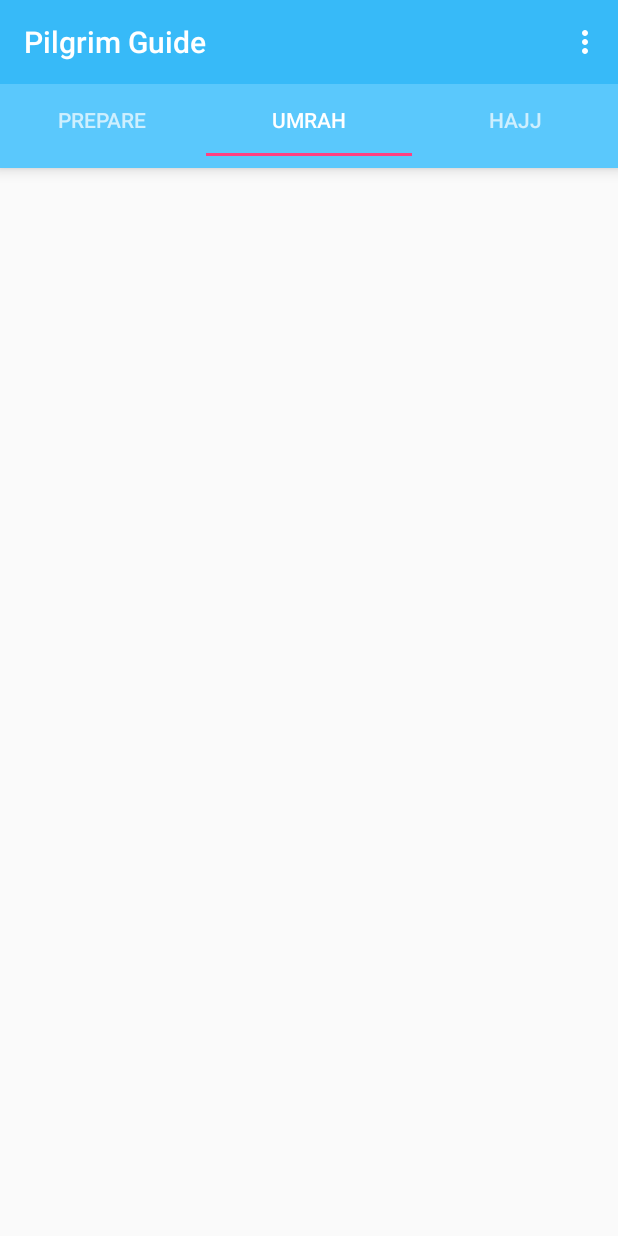
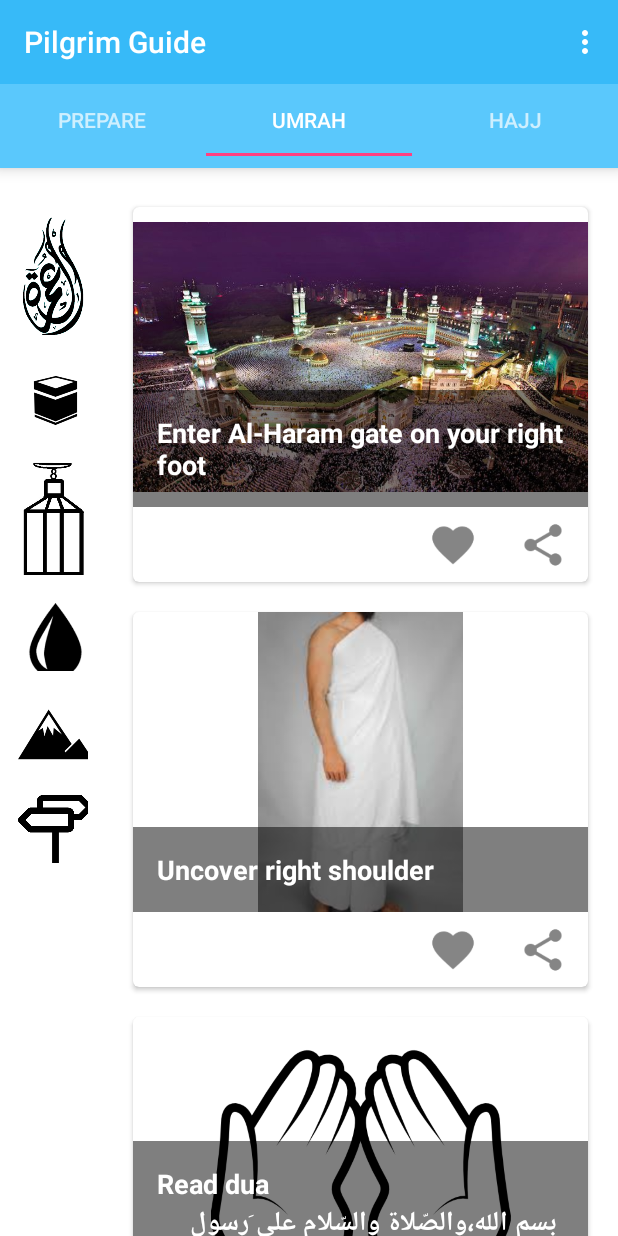
Before and after one commit to maha15/HajjGuide, an Android app: the screen it shows after launch (MainActivity), tab 2 chosen, on a phone screen of 412 x 824 dp. Run offline under Robolectric (Android 15) with nearby library versions, the phone set to English and light mode, and no system bars.

Commit message:
files are added

```diff
--- a/app/src/main/java/com/example/maheen/projectsmd/Umrah.java
+++ b/app/src/main/java/com/example/maheen/projectsmd/Umrah.java
@@ -1,41 +1,277 @@
 package com.example.maheen.projectsmd;
 
+import android.content.ContentResolver;
 import android.content.Context;
+import android.content.Intent;
 import android.net.Uri;
 import android.os.Bundle;
+import android.support.annotation.Nullable;
 import android.support.v4.app.Fragment;
+import android.support.v7.widget.LinearLayoutManager;
+import android.support.v7.widget.RecyclerView;
 import android.view.LayoutInflater;
 import android.view.View;
 import android.view.ViewGroup;
+import android.widget.ImageButton;
+import android.widget.ImageView;
+import android.widget.TextView;
+import android.widget.Toast;
 
+import java.util.ArrayList;
 
 
 public class Umrah extends Fragment {
+    ArrayList<EssentialItem> listitems = new ArrayList<>();
+    RecyclerView MyRecyclerView;
+    RecyclerView RecyclerViewleftmenue;
 
+    // TODO: Populate these from DB
+
+    String EssentialItemDescription[] = {"Enter Al-Haram gate on your right foot  ","Uncover right shoulder","Read dua \n بِسم الله،والصّلاة والسّلام على َرسول الله،الّلهُم افتَح لي أبوابَ رَحْمَتِك.","Start each round while touching our raising hands towards Hajr-e-aswad"};
+    int  Images[] = {R.drawable.masjidalharam,R.drawable.uncoverrightshoulder,R.drawable.intention,R.drawable.hajreaswad1};
+
+    int  Imagesleftmenue[] = {R.drawable.finalumrah,R.drawable.kaba,R.drawable.ibrahimi,R.drawable.zamzam1,R.drawable.saee,R.drawable.dos};
+
+    @Override
+    public void onCreate(@Nullable Bundle savedInstanceState) {
+        super.onCreate(savedInstanceState);
+        initializeList();
+    }
 
 
     @Override
     public View onCreateView(LayoutInflater inflater, ViewGroup container,
                              Bundle savedInstanceState) {
         // Inflate the layout for this fragment
-        return inflater.inflate(R.layout.fragment_umrah, container, false);
+
+        View view = inflater.inflate(R.layout.fragment_umrah, container, false);
+
+        MyRecyclerView = (RecyclerView) view.findViewById(R.id.cardView);
+        MyRecyclerView.setHasFixedSize(true);
+        LinearLayoutManager MyLayoutManager = new LinearLayoutManager(getActivity());
+        MyLayoutManager.setOrientation(LinearLayoutManager.VERTICAL);
+
+        if (listitems.size() > 0 & MyRecyclerView != null) {
+            MyRecyclerView.setAdapter(new MyAdapter(listitems));
+        }
+        MyRecyclerView.setLayoutManager(MyLayoutManager);
+
+
+        // left menue
+
+        RecyclerViewleftmenue = (RecyclerView) view.findViewById(R.id.leftmenue_rv);
+        RecyclerViewleftmenue.setHasFixedSize(true);
+        LinearLayoutManager MyLayoutManager2 = new LinearLayoutManager(getActivity());
+        MyLayoutManager2.setOrientation(LinearLayoutManager.VERTICAL);
+        if (listitems.size() > 0 & RecyclerViewleftmenue != null) {
+            RecyclerViewleftmenue.setAdapter(new MyAdapter2(Imagesleftmenue));
+        }
+        RecyclerViewleftmenue.setLayoutManager(MyLayoutManager2);
+
+        return view;
     }
 
 
 
 
-    /**
-     * This interface must be implemented by activities that contain this
-     * fragment to allow an interaction in this fragment to be communicated
-     * to the activity and potentially other fragments contained in that
-     * activity.
-     * <p>
-     * See the Android Training lesson <a href=
-     * "http://developer.android.com/training/basics/fragments/communicating.html"
-     * >Communicating with Other Fragments</a> for more information.
-     */
+
+    @Override
+    public void onActivityCreated(Bundle savedInstanceState) {
+        super.onActivityCreated(savedInstanceState);
+
+    }
+
     public interface OnFragmentInteractionListener {
-        // TODO: Update argument type and name
-        void onFragmentInteraction(Uri uri);
+    }
+
+    public class MyAdapter extends RecyclerView.Adapter<MyViewHolder> {
+        private ArrayList<EssentialItem> list;
+
+        public MyAdapter(ArrayList<EssentialItem> Data) {
+            list = Data;
+        }
+
+        @Override
+        public MyViewHolder onCreateViewHolder(ViewGroup parent, int viewType) {
+            // create a new view
+            View view = LayoutInflater.from(parent.getContext())
+                    .inflate(R.layout.recycle_items, parent, false);
+            MyViewHolder holder = new MyViewHolder(view);
+            return holder;
+        }
+
+        @Override
+        public void onBindViewHolder(MyViewHolder holder, int position) {
+
+            holder.titleTextView.setText(list.get(position).getCardName());
+            holder.coverImageView.setImageResource(list.get(position).getImageResourceId());
+            holder.coverImageView.setTag(list.get(position).getImageResourceId());
+            holder.likeImageView.setTag(R.drawable.ic_like);
+
+        }
+
+
+        @Override
+        public int getItemCount() {
+            return list.size();
+        }
+    }
+
+
+
+
+
+    public class MyAdapter2 extends RecyclerView.Adapter<MenueViewHolder> {
+        private int list[];
+
+        public MyAdapter2(int Data[]) {
+            list = Data;
+        }
+
+        @Override
+        public MenueViewHolder onCreateViewHolder(ViewGroup parent,int viewType) {
+            // create a new view
+            View view = LayoutInflater.from(parent.getContext())
+                    .inflate(R.layout.leftmenu_recycle_items, parent, false);
+            MenueViewHolder holder = new MenueViewHolder(view);
+            return holder;
+        }
+
+        @Override
+        public void onBindViewHolder(final MenueViewHolder holder, int position) {
+
+            holder.buttonImage.setImageResource(list[position]);
+
+
+        }
+
+        @Override
+        public int getItemCount() {
+            return list.length;
+        }
+    }
+
+
+
+
+    public class MenueViewHolder extends RecyclerView.ViewHolder {
+
+        public ImageView buttonImage;
+
+
+        public MenueViewHolder(View v) {
+            super(v);
+            buttonImage = (ImageButton) v.findViewById(R.id.iconButton);
+            buttonImage.setOnClickListener(new View.OnClickListener() {
+                @Override
+                public void onClick(View v) {
+
+                    Toast.makeText(getActivity(),R.id.iconButton +" clicked",Toast.LENGTH_SHORT).show();
+
+
+
+                }
+            });
+
+
+
+        }
+    }
+
+
+
+
+
+
+
+
+
+
+
+    public class MyViewHolder extends RecyclerView.ViewHolder {
+
+        public TextView titleTextView;
+        public ImageView coverImageView;
+        public ImageView likeImageView;
+        public ImageView shareImageView;
+
+        public MyViewHolder(View v) {
+            super(v);
+            titleTextView = (TextView) v.findViewById(R.id.titleTextView);
+            coverImageView = (ImageView) v.findViewById(R.id.coverImageView);
+            likeImageView = (ImageView) v.findViewById(R.id.likeImageView);
+            shareImageView = (ImageView) v.findViewById(R.id.shareImageView);
+            likeImageView.setOnClickListener(new View.OnClickListener() {
+                @Override
+                public void onClick(View v) {
+
+
+                    int id = (int)likeImageView.getTag();
+                    if( id == R.drawable.ic_like){
+
+                        likeImageView.setTag(R.drawable.ic_liked);
+                        likeImageView.setImageResource(R.drawable.ic_liked);
+
+                        Toast.makeText(getActivity(),titleTextView.getText()+" added to favourites",Toast.LENGTH_SHORT).show();
+
+                    }else{
+
+                        likeImageView.setTag(R.drawable.ic_like);
+                        likeImageView.setImageResource(R.drawable.ic_like);
+                        Toast.makeText(getActivity(),titleTextView.getText()+" removed from favourites",Toast.LENGTH_SHORT).show();
+
+
+                    }
+
+                }
+            });
+
+
+
+            shareImageView.setOnClickListener(new View.OnClickListener() {
+                @Override
+                public void onClick(View v) {
+
+
+
+
+
+
+                    Uri imageUri = Uri.parse(ContentResolver.SCHEME_ANDROID_RESOURCE +
+                            "://" + getResources().getResourcePackageName(coverImageView.getId())
+                            + '/' + "drawable" + '/' + getResources().getResourceEntryName((int)coverImageView.getTag()));
+
+
+                    Intent shareIntent = new Intent();
+                    shareIntent.setAction(Intent.ACTION_SEND);
+                    shareIntent.putExtra(Intent.EXTRA_STREAM,imageUri);
+                    shareIntent.setType("image/jpeg");
+                    startActivity(Intent.createChooser(shareIntent, getResources().getText(R.string.send_to)));
+
+
+
+                }
+            });
+
+
+
+        }
+    }
+
+
+
+    public void initializeList() {
+        listitems.clear();
+
+        for (int i = 0; i < Images.length; i++) {
+
+            EssentialItem item = new EssentialItem();
+            item.setCardName(EssentialItemDescription[i]);
+            item.setImageResourceId(Images[i]);
+            item.setIsfav(0);
+            item.setIsturned(0);
+            listitems.add(item);
+
+        }
     }
 }
--- a/app/src/main/res/layout/fragment_umrah.xml
+++ b/app/src/main/res/layout/fragment_umrah.xml
@@ -1,14 +1,85 @@
 <?xml version="1.0" encoding="utf-8"?>
 <LinearLayout xmlns:android="http://schemas.android.com/apk/res/android"
+    xmlns:app="http://schemas.android.com/apk/res-auto"
     android:layout_width="match_parent"
     android:layout_height="match_parent"
-    android:orientation="vertical" >
+    android:background="#ffffff"
+    >
 
-    <ScrollView xmlns:android="http://schemas.android.com/apk/res/android"
-        android:layout_width="match_parent"
-        android:layout_height="match_parent" ></ScrollView>
+
+    <LinearLayout
+        android:orientation="horizontal"
+        android:layout_width="wrap_content"
+        android:layout_height="match_parent"
+        android:fillViewport="true">
+
+        <ScrollView
+            android:layout_width="wrap_content"
+            android:layout_height="match_parent"
+            android:layout_weight="5"
+            android:fillViewport="true">
 
 
 
 
+            <RelativeLayout
+                android:layout_width="wrap_content"
+                android:layout_height="match_parent"
+                android:paddingBottom="@dimen/activity_vertical_margin"
+                android:paddingLeft="@dimen/activity_left_margin"
+                android:paddingRight="@dimen/activity_right_margin"
+                android:paddingTop="@dimen/activity_vertical_margin"
+                android:layout_gravity="center"
+                >
+
+                <android.support.v7.widget.RecyclerView
+                    android:id="@+id/leftmenue_rv"
+                    android:layout_width="match_parent"
+                    android:layout_height="match_parent"
+                    android:layout_gravity="center"/>
+
+            </RelativeLayout>
+
+
+        </ScrollView>
+
+
+
+        <ScrollView
+            android:layout_width="wrap_content"
+            android:layout_height="match_parent"
+            android:layout_weight="1">
+
+
+
+
+            <RelativeLayout xmlns:android="http://schemas.android.com/apk/res/android"
+                xmlns:tools="http://schemas.android.com/tools"
+                android:layout_width="wrap_content"
+                android:layout_height="match_parent"
+                android:paddingBottom="@dimen/activity_vertical_margin"
+                android:paddingLeft="@dimen/activity_left_margin"
+                android:paddingRight="@dimen/activity_right_margin"
+                android:paddingTop="@dimen/activity_vertical_margin"
+                tools:context=".MyActivity">
+
+
+                <android.support.v7.widget.RecyclerView
+                    android:id="@+id/cardView"
+                    android:layout_width="match_parent"
+                    android:layout_height="match_parent" />
+
+
+
+
+            </RelativeLayout>
+
+
+
+
+        </ScrollView>
+
+    </LinearLayout>
+
+
 </LinearLayout>
--- a/app/src/main/res/layout/recycle_items.xml
+++ b/app/src/main/res/layout/recycle_items.xml
@@ -3,7 +3,7 @@
     android:id="@+id/card_view"
     android:layout_width="match_parent"
     android:layout_height="wrap_content"
-    android:layout_margin="5dp"
+    android:layout_margin="10dp"
     card_view:cardCornerRadius="4dp">
 
 
```
Also changed, not shown: app/src/main/res/drawable/finalumrah.png (added), app/src/main/res/drawable/hajreaswad1.jpg (added), app/src/main/res/drawable/hijreaswad.jpg (added), app/src/main/res/drawable/ibrahimi.jpg (added), app/src/main/res/drawable/kaba.png (added), app/src/main/res/drawable/masjidalharam.jpg (added), app/src/main/res/drawable/saee.png (added), app/src/main/res/drawable/uncoverrightshoulder.jpg (added), app/src/main/res/drawable/waystoputonihram.jpg (added), app/src/main/res/drawable/zamzam1.png (added).
